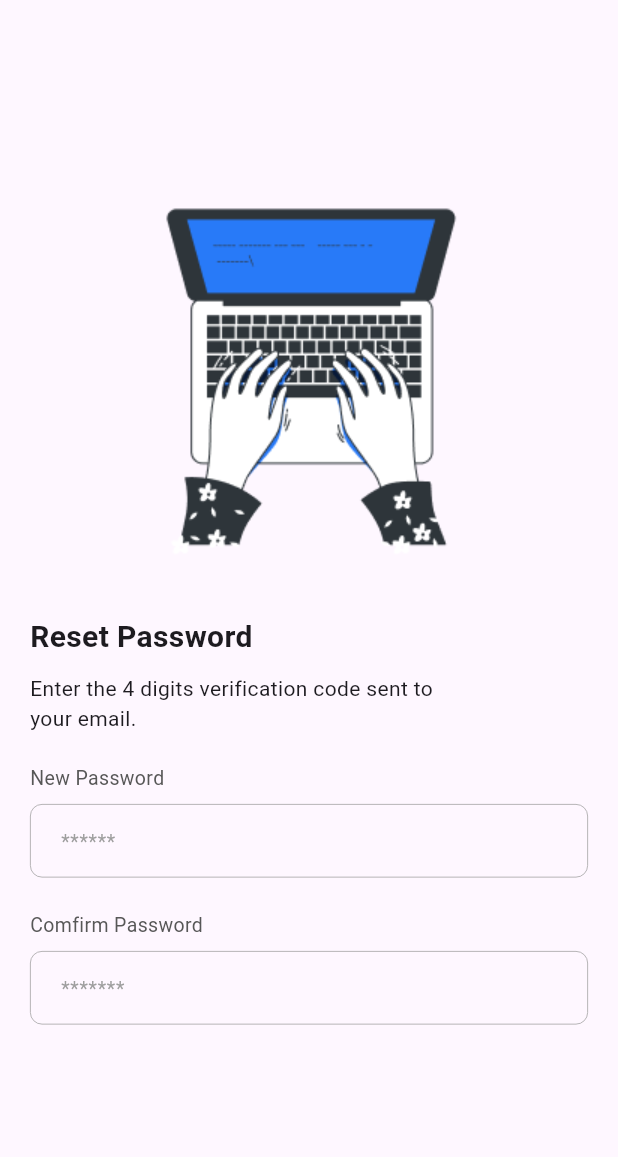
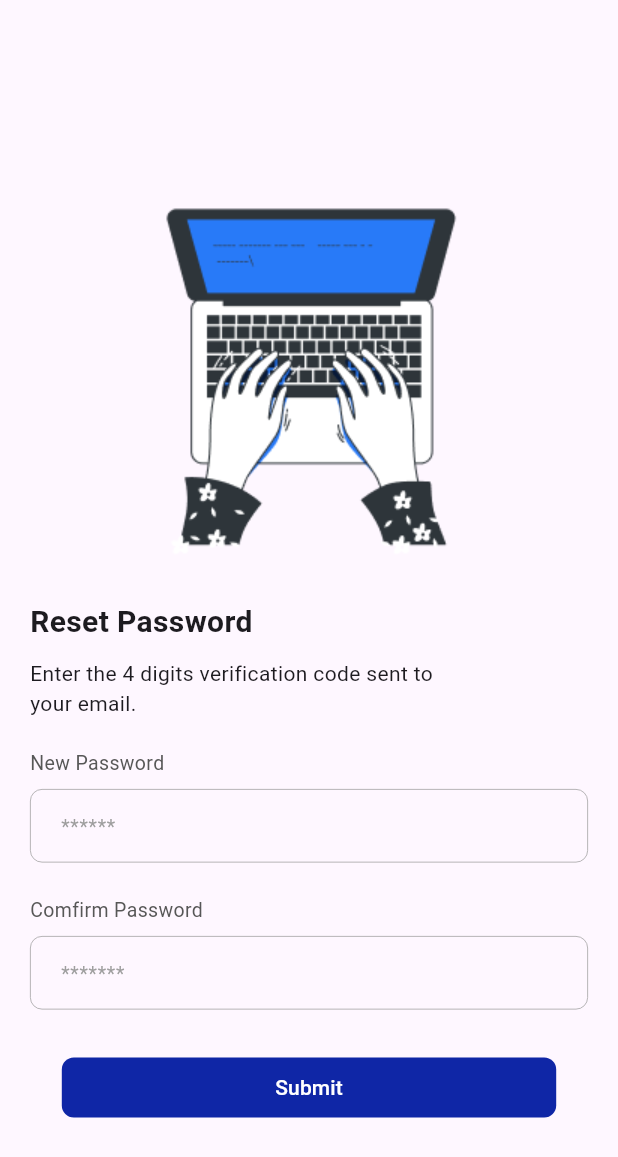
Before and after one commit to Atinuke-Manuels/LaundryEase, a Flutter app: the ResetPassword screen opened directly, on a phone screen of 412 x 824 dp. Shown: the top 1157 px of the screen. Run offline on Flutter 3.47's test engine with Material 3 defaults, Android fonts, the phone set to English and light mode, and no system bars; our stand-ins replace responsive_builder, smooth_page_indicator.

Commit message:
forgot password buttons implemented

```diff
--- a/lib/main.dart
+++ b/lib/main.dart
@@ -26,7 +26,7 @@
         colorScheme: ColorScheme.fromSeed(seedColor: Colors.deepPurple),
         useMaterial3: true,
       ),
-      home: const GetStarted(),
+      home: const ForgotPassword(),
     );
   }
 }
--- a/lib/password_sceens/password/reset_password.dart
+++ b/lib/password_sceens/password/reset_password.dart
@@ -1,5 +1,7 @@
 import 'package:flutter/material.dart';
 import 'package:flutter/widgets.dart';
+import 'package:laundry_ease_upgrade/common/long_custom_button.dart';
+import 'package:laundry_ease_upgrade/password_sceens/password/reset_password_success.dart';
 import 'package:laundry_ease_upgrade/sign_up/widgets/sign_up_widgets/custom_text_fields_with_error.dart';
 
 class ResetPassword extends StatefulWidget {
@@ -19,7 +21,7 @@ class _ResetPasswordState extends State<ResetPassword> {
           children: [
             SizedBox(height: 100,),
             Center(child: Image.asset("assets/reset_img.png")),
-            SizedBox(height: 40,),
+            SizedBox(height: 30,),
             Align(
               alignment: Alignment.centerLeft,
               child: Text(
@@ -41,7 +43,17 @@ class _ResetPasswordState extends State<ResetPassword> {
                 CustomTextFieldWithError(
                 title: "Comfirm Password",
                 hintText: "*******",
-                keyboardType: TextInputType.emailAddress)
+                keyboardType: TextInputType.emailAddress),
+                const SizedBox(height: 30),
+                LongCustomButton(
+                title: "Submit",
+                backgroundColor: const Color(0xFF0F26A6),
+                foregroundColor: Colors.white,
+                onPressed: (){
+                   Navigator.push(
+                      context, MaterialPageRoute(builder: (context)=> ResetPasswordSuccess()));
+                },
+              ),
           ],),),
     );
   }
```
Also changed, not shown: lib/password_sceens/password/enter_otp.dart (+14 -2 lines), lib/password_sceens/password/forgot_password.dart (+18 -1 lines), lib/password_sceens/password/reset_password_success.dart (+11 -1 lines).
